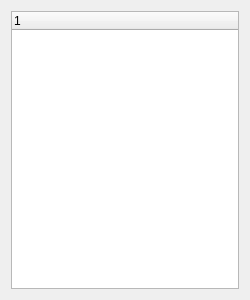
Qt form src/libraryexplorer.ui (ZADNE/icp2021) before a commit.
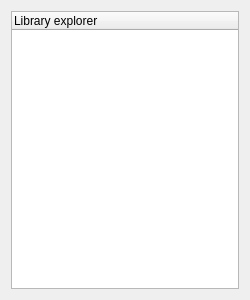
The same form after that commit.

Commit message: Library explorer signals

```diff
--- a/src/libraryexplorer.ui
+++ b/src/libraryexplorer.ui
@@ -18,7 +18,7 @@
     <widget class="QTreeWidget" name="view">
      <column>
       <property name="text">
-       <string notr="true">1</string>
+       <string>Library explorer</string>
       </property>
      </column>
     </widget>
```
Left out of the diff: 23 changed lines with no effect on the pictures. The commit also changes 6 other files.
